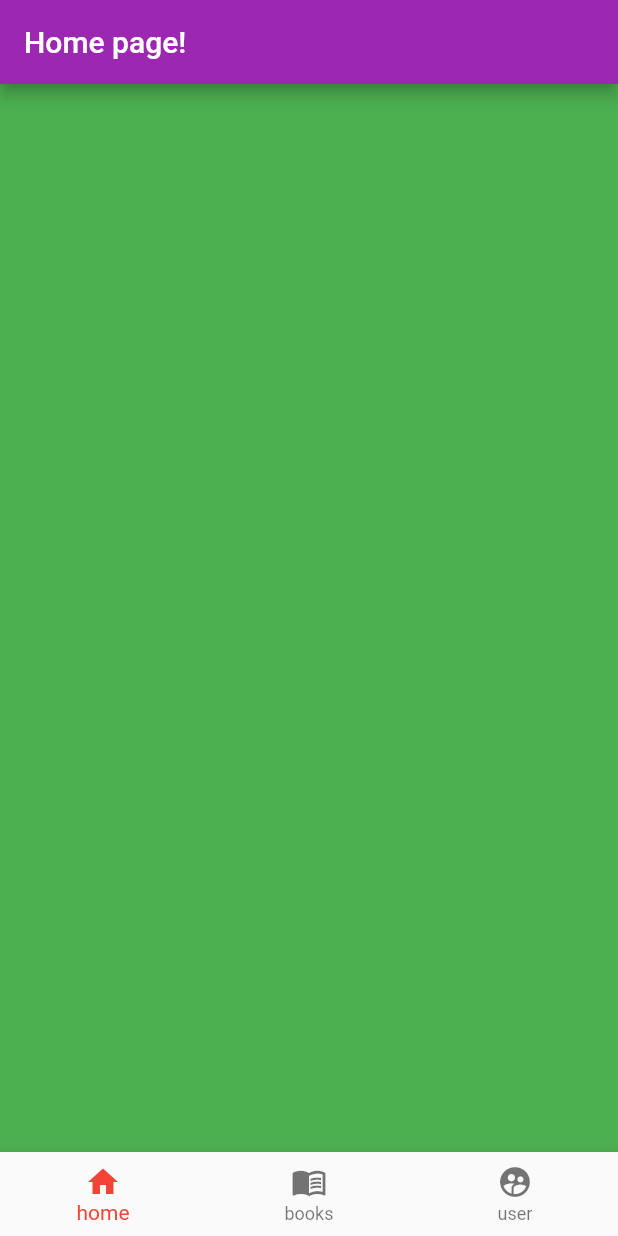
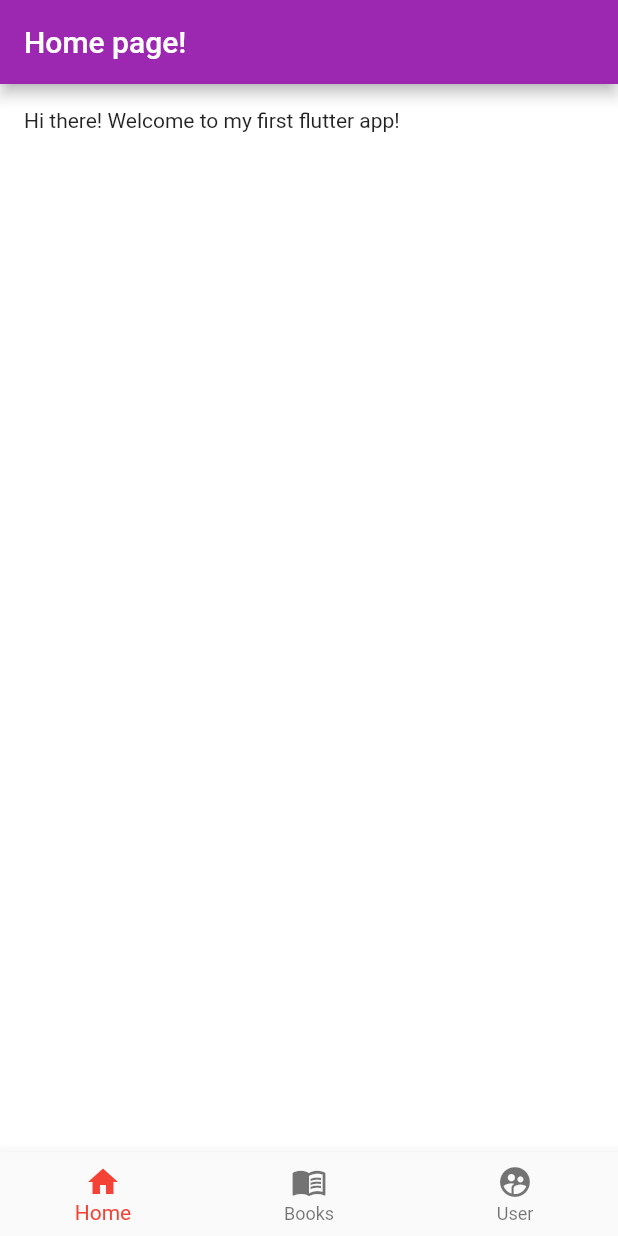
Before and after one commit to elisara/MyFirstFlutterApp, a Flutter app: the screen it shows after launch, on a phone screen of 412 x 824 dp. Run offline on Flutter 3.47's test engine with Material 2 defaults, Android fonts, the phone set to English and light mode, and no system bars.

Commit message:
Organized code

```diff
--- a/lib/constants.dart
+++ b/lib/constants.dart
@@ -1,3 +1,7 @@
 const String ID_PAGE_HOME = "id_home";
 const String ID_PAGE_BOOKS = "id_books";
 const String ID_PAGE_USER = "id_user";
+
+const String NAV_TITLE_HOME = "Home";
+const String NAV_TITLE_BOOKS = "Books";
+const String NAV_TITLE_USER = "User";
--- a/lib/main.dart
+++ b/lib/main.dart
@@ -7,7 +7,6 @@ void main() {
 }
 
 class MyApp extends StatelessWidget {
-  // This widget is the root of your application.
   @override
   Widget build(BuildContext context) {
     return MaterialApp(
@@ -30,9 +29,9 @@ class MyHomePage extends StatefulWidget {
 class _MyHomePageState extends State<MyHomePage> {
   int currentIndex = 0;
   final List<PageWidget> _pages = [
-    PageWidget(Constants.ID_PAGE_HOME, Colors.orange),
-    PageWidget(Constants.ID_PAGE_BOOKS, Colors.yellow),
-    PageWidget(Constants.ID_PAGE_USER, Colors.red)
+    PageWidget(Constants.ID_PAGE_HOME),
+    PageWidget(Constants.ID_PAGE_BOOKS),
+    PageWidget(Constants.ID_PAGE_USER)
   ];
   @override
   Widget build(BuildContext context) {
@@ -48,11 +47,13 @@ class _MyHomePageState extends State<MyHomePage> {
       onTap: _onBottomTabTabbed,
       fixedColor: Colors.red,
       items: [
-        BottomNavigationBarItem(icon: new Icon(Icons.home), label: "home"),
         BottomNavigationBarItem(
-            icon: new Icon(Icons.menu_book), label: "books"),
+            icon: new Icon(Icons.home), label: Constants.NAV_TITLE_HOME),
         BottomNavigationBarItem(
-            icon: new Icon(Icons.supervised_user_circle), label: "user"),
+            icon: new Icon(Icons.menu_book), label: Constants.NAV_TITLE_BOOKS),
+        BottomNavigationBarItem(
+            icon: new Icon(Icons.supervised_user_circle),
+            label: Constants.NAV_TITLE_USER),
       ],
     );
   }
--- a/lib/page/book_page.dart
+++ b/lib/page/book_page.dart
@@ -1,5 +1,6 @@
 import 'package:flutter/material.dart';
 import 'package:my_first_app/model/book.dart';
+import 'package:my_first_app/widget/book_list_widget.dart';
 
 class BookPage extends StatelessWidget {
   @override
@@ -13,7 +14,7 @@ class BookPage extends StatelessWidget {
         title: Text("Book page!"),
       ),
       backgroundColor: Colors.blue,
-      body: BookListLayout(_createBookList()),
+      body: BookListWidget(_createBookList()),
     );
   }
 
--- a/lib/page/home_page.dart
+++ b/lib/page/home_page.dart
@@ -1,3 +1,5 @@
+import 'dart:collection';
+
 import 'package:flutter/material.dart';
 
 class HomePage extends StatelessWidget {
@@ -11,7 +13,19 @@ class HomePage extends StatelessWidget {
       appBar: AppBar(
         title: Text("Home page!"),
       ),
-      backgroundColor: Colors.green,
+      backgroundColor: Colors.white,
+      body: _mapContainer(),
+    );
+  }
+
+  Widget _mapContainer() {
+    return Column(
+      children: [
+        Container(
+          margin: const EdgeInsets.all(16),
+          child: Text("Hi there! Welcome to my first flutter app!"),
+        ),
+      ],
     );
   }
 }
--- a/lib/page/user_page.dart
+++ b/lib/page/user_page.dart
@@ -1,5 +1,6 @@
 import 'package:flutter/material.dart';
 import 'package:my_first_app/model/user.dart';
+import 'package:my_first_app/widget/user_widget.dart';
 
 class UserPage extends StatelessWidget {
   @override
@@ -10,7 +11,7 @@ class UserPage extends StatelessWidget {
   Widget _userPageContainer() {
     return Scaffold(
       appBar: AppBar(
-        title: Text("Hello " + _getUser().name),
+        title: Text("Hello " + _getUser().name + "!"),
       ),
       backgroundColor: Colors.pink,
       body: UserWidget(_getUser()),
--- a/lib/page_widget.dart
+++ b/lib/page_widget.dart
@@ -6,9 +6,8 @@ import 'constants.dart' as Constants;
 
 class PageWidget extends StatelessWidget {
   final String id;
-  final Color color;
 
-  PageWidget(this.id, this.color);
+  PageWidget(this.id);
 
   @override
   Widget build(BuildContext context) {
@@ -17,7 +16,6 @@ class PageWidget extends StatelessWidget {
 
   Widget _mainContainer() {
     return Scaffold(
-      backgroundColor: color,
       body: Center(
         child: _getSelecedPageById(id),
       ),
```
Also changed, not shown: lib/model/book.dart (+0 -38 lines), lib/model/user.dart (+0 -32 lines), lib/widget/book_list_widget.dart (added, +40 -0 lines), lib/widget/user_widget.dart (added, +32 -0 lines), 4 other files.
